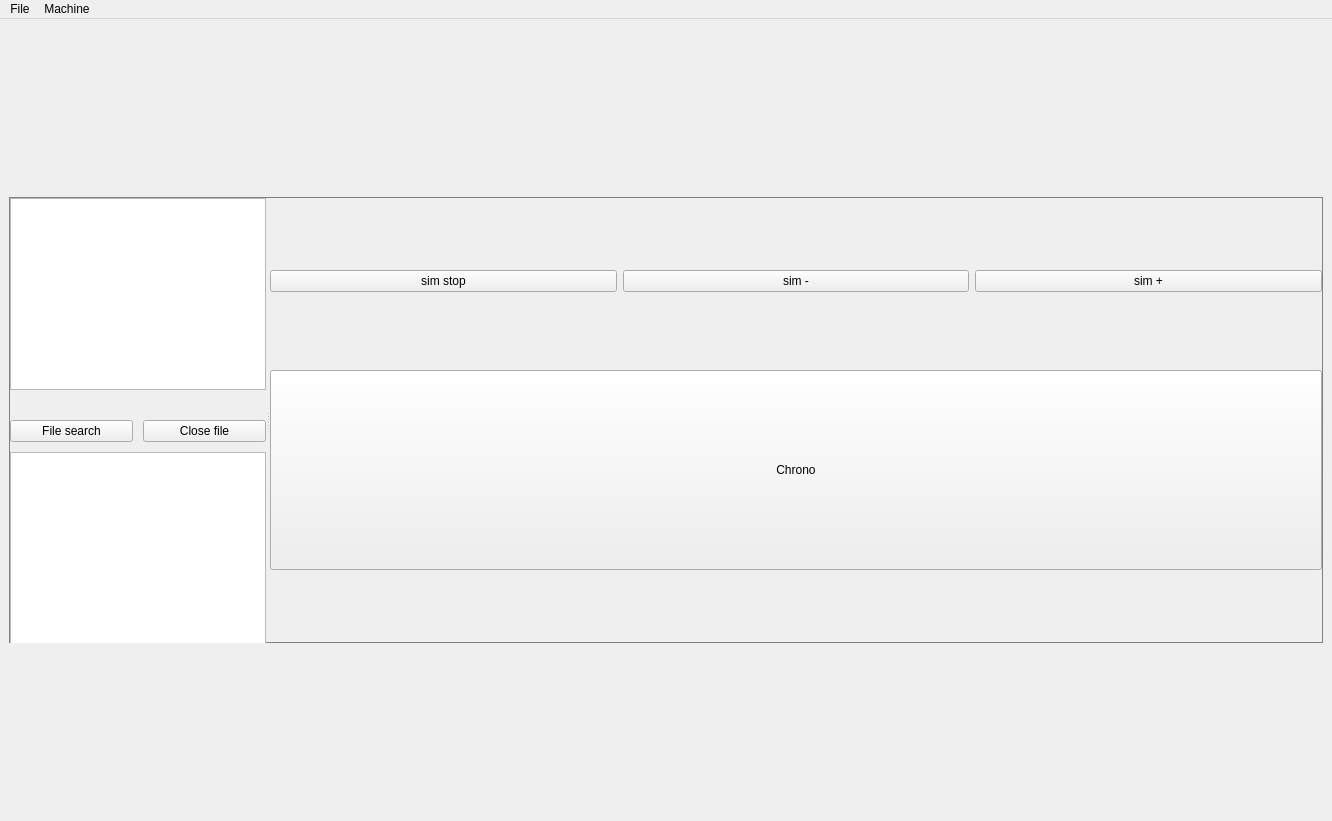
First picture: the form in code/ui_design/mainwindow.ui, repository LirokWid/QT_VHDL_simulator, before the edit.
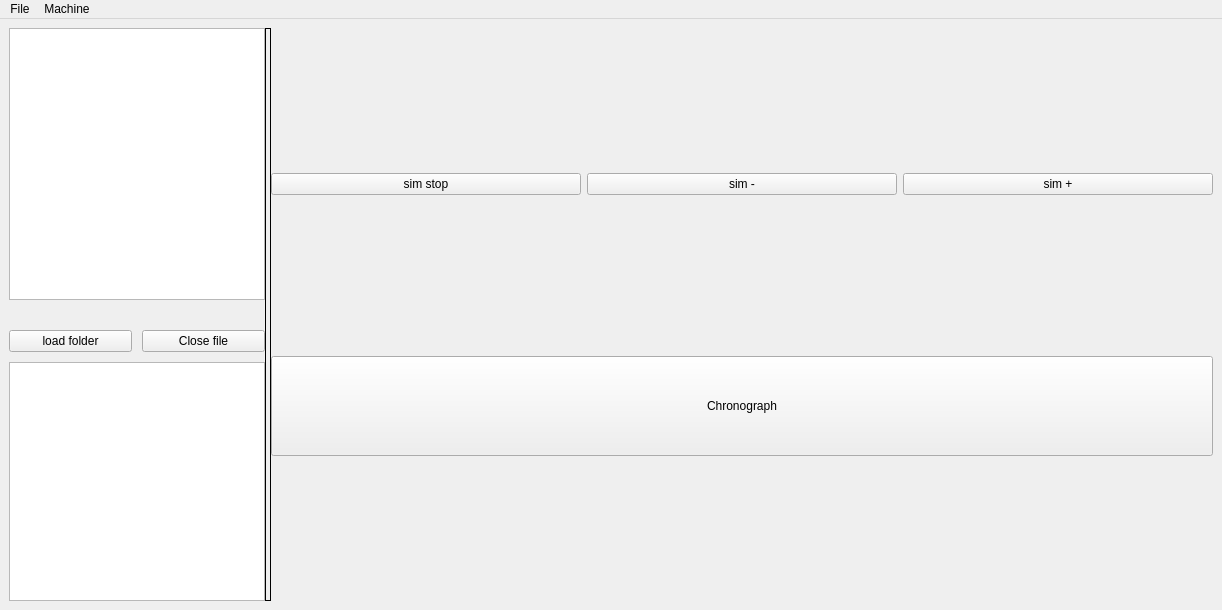
Second picture: the form after the edit.

Commit message: Add FilesTreeView class for displaying and searching folders

```diff
--- a/code/ui_design/mainwindow.ui
+++ b/code/ui_design/mainwindow.ui
@@ -6,8 +6,8 @@
    <rect>
     <x>0</x>
     <y>0</y>
-    <width>1332</width>
-    <height>821</height>
+    <width>1222</width>
+    <height>610</height>
    </rect>
   </property>
   <property name="minimumSize">
@@ -22,34 +22,58 @@
   <widget class="QWidget" name="centralwidget">
    <property name="minimumSize">
     <size>
-     <width>800</width>
-     <height>800</height>
+     <width>0</width>
+     <height>0</height>
     </size>
    </property>
-   <layout class="QGridLayout" name="gridLayout">
-    <item row="0" column="0">
+   <layout class="QHBoxLayout" name="horizontalLayout_3">
+    <item>
      <widget class="QSplitter" name="splitter">
+      <property name="sizePolicy">
+       <sizepolicy hsizetype="MinimumExpanding" vsizetype="MinimumExpanding">
+        <horstretch>0</horstretch>
+        <verstretch>0</verstretch>
+       </sizepolicy>
+      </property>
+      <property name="cursor">
+       <cursorShape>ArrowCursor</cursorShape>
+      </property>
+      <property name="focusPolicy">
+       <enum>Qt::NoFocus</enum>
+      </property>
+      <property name="layoutDirection">
+       <enum>Qt::LeftToRight</enum>
+      </property>
+      <property name="autoFillBackground">
+       <bool>false</bool>
+      </property>
       <property name="styleSheet">
-       <string notr="true">QSplitter{
-	     border: 1px solid gray;
+       <string notr="true">QSplitter::handle{
+	     	background-color: qlineargradient(x1:0, y1:0, x2:1, y2:0;
+         	stop:0 rgb(128, 128, 128);
+ 			stop:1 rgb(64, 64, 64));
+			border: 1px solid rgb(0, 0, 0);
 }</string>
       </property>
       <property name="frameShape">
        <enum>QFrame::NoFrame</enum>
       </property>
+      <property name="lineWidth">
+       <number>10</number>
+      </property>
       <property name="orientation">
        <enum>Qt::Horizontal</enum>
       </property>
       <widget class="QWidget" name="layoutWidget">
-       <layout class="QGridLayout" name="gridLayout_3">
+       <layout class="QGridLayout" name="fileSelectionGrid">
         <property name="sizeConstraint">
-         <enum>QLayout::SetFixedSize</enum>
+         <enum>QLayout::SetMaximumSize</enum>
         </property>
         <property name="spacing">
          <number>10</number>
         </property>
         <item row="2" column="0">
-         <spacer name="verticalSpacer">
+         <spacer name="spacer">
           <property name="orientation">
            <enum>Qt::Vertical</enum>
           </property>
@@ -75,14 +99,14 @@
              <enum>QLayout::SetFixedSize</enum>
             </property>
             <item>
-             <widget class="QPushButton" name="pushButton_5">
+             <widget class="QPushButton" name="folder_btn">
               <property name="text">
-               <string>File search</string>
+               <string>load folder</string>
               </property>
              </widget>
             </item>
             <item>
-             <widget class="QPushButton" name="pushButton_4">
+             <widget class="QPushButton" name="closeFile">
               <property name="text">
                <string>Close file</string>
               </property>
@@ -103,7 +127,7 @@
          </layout>
         </item>
         <item row="0" column="0">
-         <widget class="QTableView" name="tableView">
+         <widget class="QTableView" name="filesTable">
           <property name="sizePolicy">
            <sizepolicy hsizetype="Fixed" vsizetype="Preferred">
             <horstretch>0</horstretch>
@@ -121,35 +145,36 @@
        </layout>
       </widget>
       <widget class="QWidget" name="verticalLayoutWidget_4">
-       <layout class="QVBoxLayout" name="verticalLayout">
+       <layout class="QVBoxLayout" name="simLayout">
         <item>
-         <layout class="QGridLayout" name="gridLayout_5">
-          <item row="0" column="0">
-           <layout class="QVBoxLayout" name="svgLayout"/>
+         <layout class="QVBoxLayout" name="svgAndSimControlLayout">
+          <property name="bottomMargin">
+           <number>10</number>
+          </property>
+          <item>
+           <layout class="QGridLayout" name="svgLayout"/>
           </item>
-         </layout>
-        </item>
         <item>
-         <layout class="QHBoxLayout" name="horizontalLayout">
+           <layout class="QHBoxLayout" name="simControlLayout">
           <property name="sizeConstraint">
            <enum>QLayout::SetMinimumSize</enum>
           </property>
           <item>
-           <widget class="QPushButton" name="pushButton_3">
+             <widget class="QPushButton" name="stop">
             <property name="text">
              <string>sim stop</string>
             </property>
            </widget>
           </item>
           <item>
-           <widget class="QPushButton" name="pushButton_2">
+             <widget class="QPushButton" name="minus">
             <property name="text">
              <string>sim -</string>
             </property>
            </widget>
           </item>
           <item>
-           <widget class="QPushButton" name="pushButton">
+             <widget class="QPushButton" name="plus">
             <property name="text">
              <string>sim +</string>
             </property>
@@ -157,6 +182,8 @@
           </item>
          </layout>
         </item>
+         </layout>
+        </item>
         <item>
          <layout class="QVBoxLayout" name="verticalLayout_3">
           <property name="sizeConstraint">
@@ -167,11 +194,11 @@
             <property name="minimumSize">
              <size>
               <width>0</width>
-              <height>200</height>
+              <height>100</height>
              </size>
             </property>
             <property name="text">
-             <string>Chrono</string>
+             <string>Chronograph</string>
             </property>
            </widget>
           </item>
@@ -188,7 +215,7 @@
     <rect>
      <x>0</x>
      <y>0</y>
-     <width>1332</width>
+     <width>1222</width>
      <height>21</height>
     </rect>
    </property>
```
Lines whose indentation alone changed are shown as unchanged. The commit also changes 5 other files.
